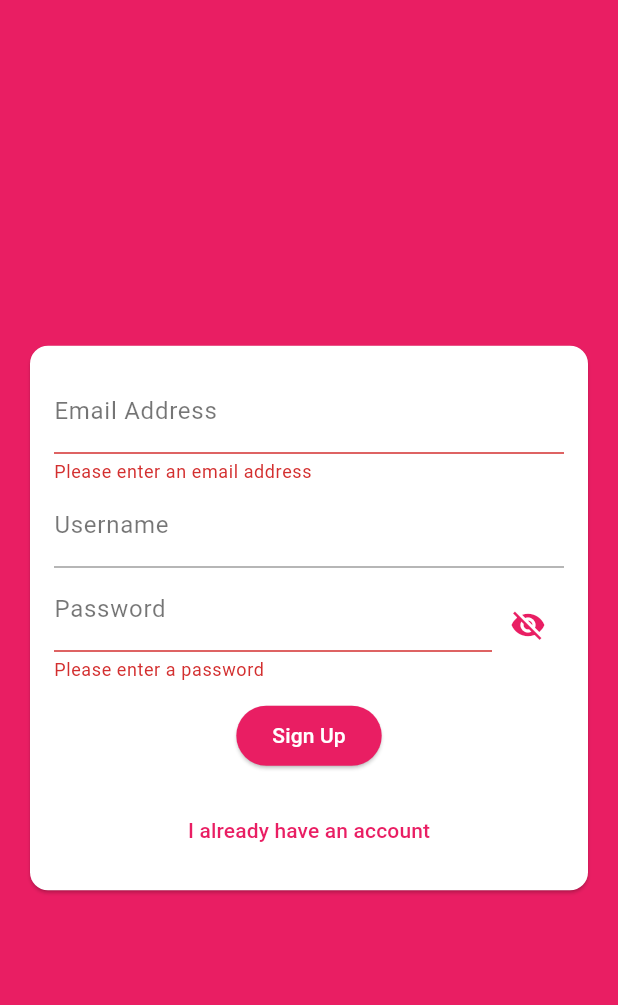
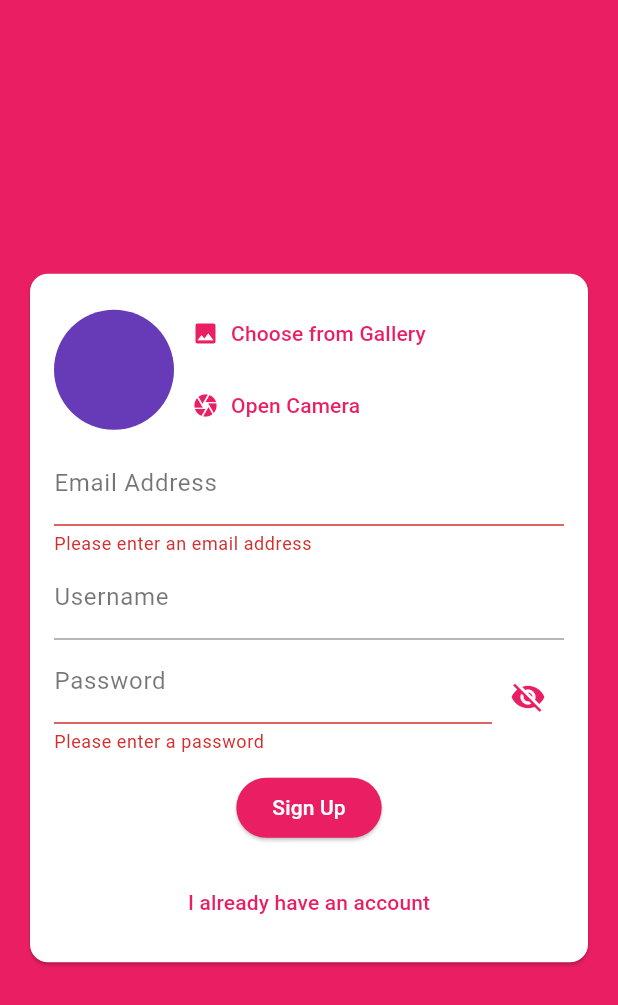
Before and after one commit to Mehul2044/Chatsy, a Flutter app: the screen it shows after launch, after a tap on "Login", after a tap on the "visibility" icon, after a tap on "Create New Account", on a phone screen of 412 x 824 dp. Shown: the top 1005 px of the screen. Run offline on Flutter 3.47's test engine with Material 2 defaults, Android fonts, the light colour scheme and no system bars; our stand-ins replace cloud_firestore, firebase_auth, firebase_core, firebase_storage, image_picker; accounts and stored records are empty; generated files the repository leaves out were written again.

Commit message:
add display picture functionality

```diff
--- a/lib/main.dart
+++ b/lib/main.dart
@@ -68,6 +68,12 @@ class MyApp extends StatelessWidget {
           bodyMedium: TextStyle(color: Colors.white),
           titleMedium:
               TextStyle(color: Colors.white, fontWeight: FontWeight.bold),
+          titleSmall: TextStyle(color: Colors.grey),
+        ),
+        dividerTheme: const DividerThemeData(
+          thickness: 0.5,
+          color: Colors.black,
+          space: 70,
         ),
       ),
       home: StreamBuilder(
--- a/lib/widgets/auth/auth_form.dart
+++ b/lib/widgets/auth/auth_form.dart
@@ -1,5 +1,9 @@
+import 'dart:io';
+
 import 'package:firebase_auth/firebase_auth.dart';
 import 'package:flutter/material.dart';
+
+import '../pickers/user_image_picker.dart';
 
 class AuthForm extends StatefulWidget {
   final Function submitForm;
@@ -15,6 +19,7 @@ class _AuthFormState extends State<AuthForm> {
   bool isLoginFormLoading = false;
   bool isSendingMail = false;
   bool isObscureText = true;
+  File? _userDisplayPicture;
 
   final _form = GlobalKey<FormState>();
 
@@ -22,16 +27,27 @@ class _AuthFormState extends State<AuthForm> {
   String? username;
   late String password;
 
+  void _pickedImage(File? image) {
+    _userDisplayPicture = image;
+  }
+
   Future<void> _saveForm() async {
     FocusScope.of(context).unfocus();
     bool? isValidate = _form.currentState?.validate();
     if (isValidate == null || !isValidate) {
       return;
+    } else if (_userDisplayPicture == null && !isLogin) {
+      ScaffoldMessenger.of(context).showSnackBar(const SnackBar(
+        content: Text("Please pick an image as a display picture."),
+        duration: Duration(seconds: 3),
+      ));
+      return;
     } else {
       _form.currentState?.save();
       setState(() => isLoginFormLoading = true);
       try {
-        await widget.submitForm(email, password, username, isLogin);
+        await widget.submitForm(
+            email, password, username, _userDisplayPicture, isLogin);
       } finally {
         setState(() => isLoginFormLoading = false);
       }
@@ -147,6 +163,8 @@ class _AuthFormState extends State<AuthForm> {
               child: Column(
                 mainAxisSize: MainAxisSize.min,
                 children: [
+                  if (!isLogin)
+                    UserImagePicker(imagePickFunction: _pickedImage),
                   TextFormField(
                     key: const ValueKey("email"),
                     keyboardType: TextInputType.emailAddress,
--- a/lib/widgets/chat/messages.dart
+++ b/lib/widgets/chat/messages.dart
@@ -29,6 +29,7 @@ class Messages extends StatelessWidget {
                 isMe: chatSnapshot.data?.docs[index]["userId"] ==
                     FirebaseAuth.instance.currentUser!.uid,
                 username: chatSnapshot.data?.docs[index]["username"],
+                userImage: chatSnapshot.data?.docs[index]["userImage"],
               );
             },
             itemCount: chatSnapshot.data?.docs.length);
--- a/lib/widgets/chat/new_message.dart
+++ b/lib/widgets/chat/new_message.dart
@@ -21,7 +21,8 @@ class _NewMessageState extends State<NewMessage> {
       "text": enteredMessage,
       "createdAt": Timestamp.now(),
       "userId": user.uid,
-      "username": userData["username"]
+      "username": userData["username"],
+      "userImage": userData["image_url"]
     });
     _controller.clear();
   }
--- /dev/null
+++ b/lib/widgets/pickers/user_image_picker.dart
@@ -0,0 +1,61 @@
+import 'dart:io';
+
+import 'package:flutter/material.dart';
+import 'package:image_picker/image_picker.dart';
+
+class UserImagePicker extends StatefulWidget {
+  final Function imagePickFunction;
+
+  const UserImagePicker({Key? key, required this.imagePickFunction})
+      : super(key: key);
+
+  @override
+  State<UserImagePicker> createState() => _UserImagePickerState();
+}
+
+class _UserImagePickerState extends State<UserImagePicker> {
+  File? _displayPicture;
+
+  void _pickImage(bool isCamera) async {
+    final ImagePicker picker = ImagePicker();
+    final XFile? pickedImage = await picker.pickImage(
+      source: isCamera ? ImageSource.camera : ImageSource.gallery,
+      imageQuality: 50,
+      maxWidth: 150,
+    );
+    if (pickedImage != null) {
+      final pickedImageFile = File(pickedImage.path);
+      setState(() => _displayPicture = pickedImageFile);
+      widget.imagePickFunction(_displayPicture);
+    }
+  }
+
+  @override
+  Widget build(BuildContext context) {
+    return Row(
+      children: [
+        CircleAvatar(
+            backgroundImage:
+                _displayPicture == null ? null : FileImage(_displayPicture!),
+            radius: 40,
+            backgroundColor: Theme.of(context).colorScheme.secondary),
+        Column(
+          mainAxisAlignment: MainAxisAlignment.center,
+          crossAxisAlignment: CrossAxisAlignment.start,
+          children: [
+            TextButton.icon(
+              onPressed: () => _pickImage(false),
+              icon: const Icon(Icons.image),
+              label: const Text("Choose from Gallery"),
+            ),
+            TextButton.icon(
+              onPressed: () => _pickImage(true),
+              icon: const Icon(Icons.camera),
+              label: const Text("Open Camera"),
+            ),
+          ],
+        )
+      ],
+    );
+  }
+}
--- a/pubspec.yaml
+++ b/pubspec.yaml
@@ -38,6 +38,8 @@ dependencies:
   firebase_core: ^2.13.0
   cloud_firestore: ^4.7.1
   firebase_auth: ^4.6.1
+  image_picker: ^0.8.7+5
+  firebase_storage: ^11.2.2
 
 dev_dependencies:
   flutter_test:
```
Also changed, not shown: lib/screens/auth_screen.dart (+12 -3 lines), lib/screens/chat_screen.dart (+20 -2 lines), lib/screens/user_profile_screen.dart (added, +61 -0 lines), lib/widgets/chat/message_bubble.dart (+19 -3 lines), pubspec.lock, 2 other files.
